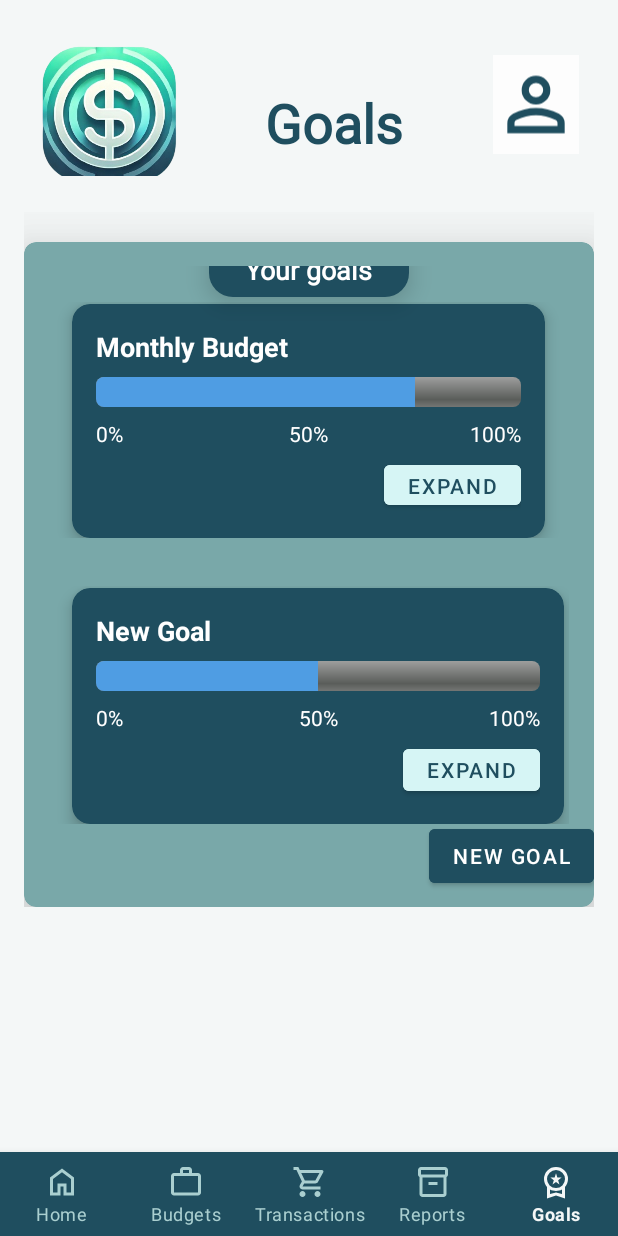
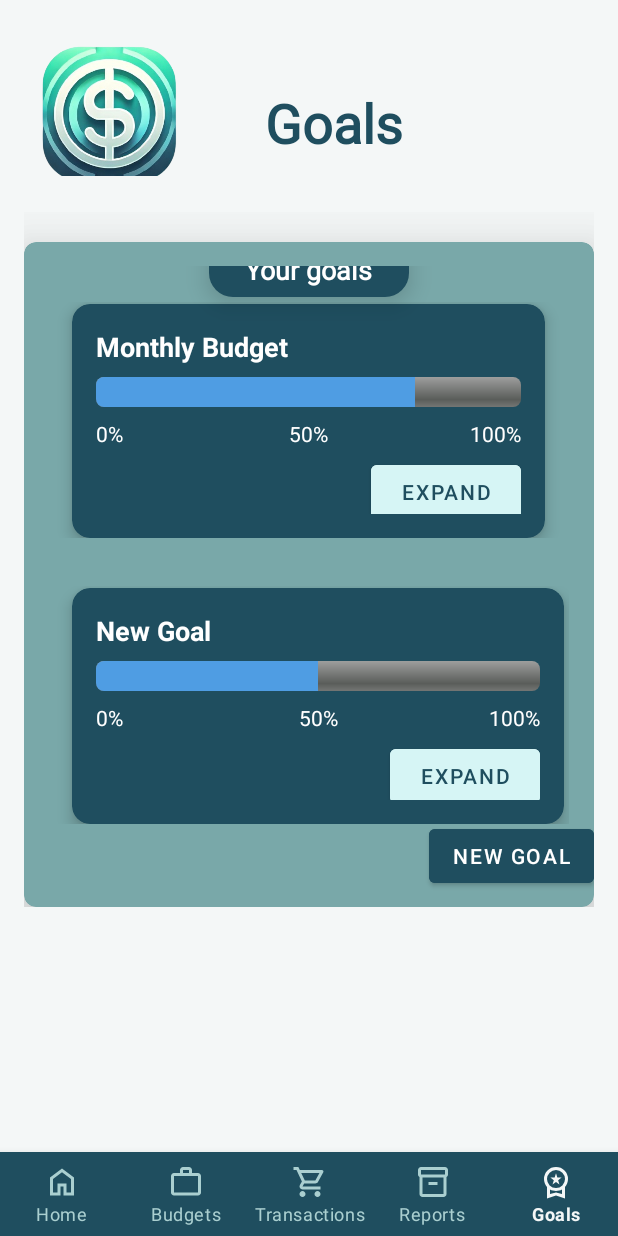
Before and after one commit to JamesWestonKnox/MoneyManager, an Android app: the GoalsActivity screen opened directly, with no data from a screen before it, on a phone screen of 412 x 824 dp. Run offline under Robolectric (Android 15) with nearby library versions, the phone set to English and light mode, and no system bars.

Commit message:
Fixed Button target size too small for Goals Page and Bottom sheet new goal.

```diff
--- a/app/src/main/res/layout/bottom_sheet_new_goal.xml
+++ b/app/src/main/res/layout/bottom_sheet_new_goal.xml
@@ -9,16 +9,21 @@
         android:id="@+id/editGoalName"
         android:layout_width="match_parent"
         android:layout_height="wrap_content"
+        android:minHeight="48dp"
         android:hint="Goal Name"
-        android:inputType="text" />
+        android:inputType="text"
+        android:paddingVertical="12dp" />
 
     <EditText
         android:id="@+id/editGoalAmount"
         android:layout_width="match_parent"
         android:layout_height="wrap_content"
+        android:minHeight="48dp"
+        android:layout_marginTop="12dp"
         android:hint="Goal Amount"
         android:inputType="numberDecimal"
-        android:layout_marginTop="12dp" />
+        android:paddingVertical="12dp" />
+
 
     <TextView
         android:id="@+id/tvGoalDate"
--- a/app/src/main/res/layout/goals_page.xml
+++ b/app/src/main/res/layout/goals_page.xml
@@ -51,30 +51,16 @@
                     android:textSize="36sp"
                     android:textStyle="bold" />
 
-                <ImageView
-                    android:id="@+id/imageView4"
-                    android:layout_width="72dp"
-                    android:layout_height="66dp"
-                    android:layout_marginLeft="60dp"
-                    android:layout_marginTop="3dp"
-                    android:layout_marginRight="10dp"
-                    android:layout_weight="1"
-                    android:background="#FDFDFD"
-                    android:clickable="true"
-                    app:srcCompat="@drawable/ic_account"
-                    app:tint="#1F4E5F"
-                    android:contentDescription="@string/account_icon_desc" />
-
 
             </LinearLayout>
 
-            <!-- Floating Label and Card Container -->
+            <!-- Overlapping Label and Card Container -->
             <FrameLayout
                 android:layout_width="match_parent"
                 android:layout_height="wrap_content"
                 android:layout_marginTop="24dp">
 
-                <!-- Background CardView -->
+                <!-- Background  -->
                 <androidx.cardview.widget.CardView
                     android:layout_width="match_parent"
                     android:layout_height="443dp"
@@ -84,7 +70,7 @@
                     app:cardElevation="32dp"
                     app:contentPadding="16dp">
 
-                    <!-- Floating Label -->
+                    <!-- Overlapping Label -->
                     <TextView
                         android:layout_width="wrap_content"
                         android:layout_height="wrap_content"
@@ -105,7 +91,7 @@
                         android:layout_height="506dp"
                         android:orientation="vertical">
 
-                        <!-- === GOAL CARD 1 === -->
+                        <!-- GOAL CARD 1 Monthly Budget -->
                         <FrameLayout
                             android:layout_width="match_parent"
                             android:layout_height="wrap_content"
@@ -184,8 +170,8 @@
 
 
                                     <Button
-                                        android:layout_width="wrap_content"
-                                        android:layout_height="wrap_content"
+                                        android:layout_width="100dp"
+                                        android:layout_height="48dp"
                                         android:layout_gravity="end"
                                         android:layout_marginTop="5dp"
                                         android:backgroundTint="#D6F5F5"
@@ -198,7 +184,7 @@
                             </androidx.cardview.widget.CardView>
                         </FrameLayout>
 
-                        <!-- === GOAL CARD 2 === -->
+                        <!--  GOAL CARD 2 New Goal Progress -->
                         <FrameLayout
                             android:layout_width="match_parent"
                             android:layout_height="wrap_content"
@@ -274,13 +260,15 @@
                                             android:textColor="#FFFFFF" />
                                     </LinearLayout>
 
-
+                                    <!--  Expand Button -->
                                     <Button
-                                        android:layout_width="wrap_content"
-                                        android:layout_height="wrap_content"
+                                        android:layout_width="100dp"
+                                        android:layout_height="48dp"
                                         android:layout_gravity="end"
                                         android:layout_marginTop="5dp"
                                         android:backgroundTint="#D6F5F5"
+                                        android:minWidth="80dp"
+                                        android:minHeight="80dp"
                                         android:text="Expand"
                                         android:textColor="#1F4E5F" />
 
@@ -292,9 +280,7 @@
 
 
             </FrameLayout>
-
-            <!-- New Goal Button -->
-            <!-- New Goal Button -->
+            <!--  New Goal Button-->
             <Button
                 android:id="@+id/btnNewGoal"
                 android:layout_width="wrap_content"
@@ -308,7 +294,7 @@
         </LinearLayout>
     </ScrollView>
 
-    <!-- Bottom Navigation Bar (fixed) -->
+    <!--  Nav Bar -->
     <com.google.android.material.bottomnavigation.BottomNavigationView
         android:id="@+id/bottom_navigation"
         android:layout_width="match_parent"
```
